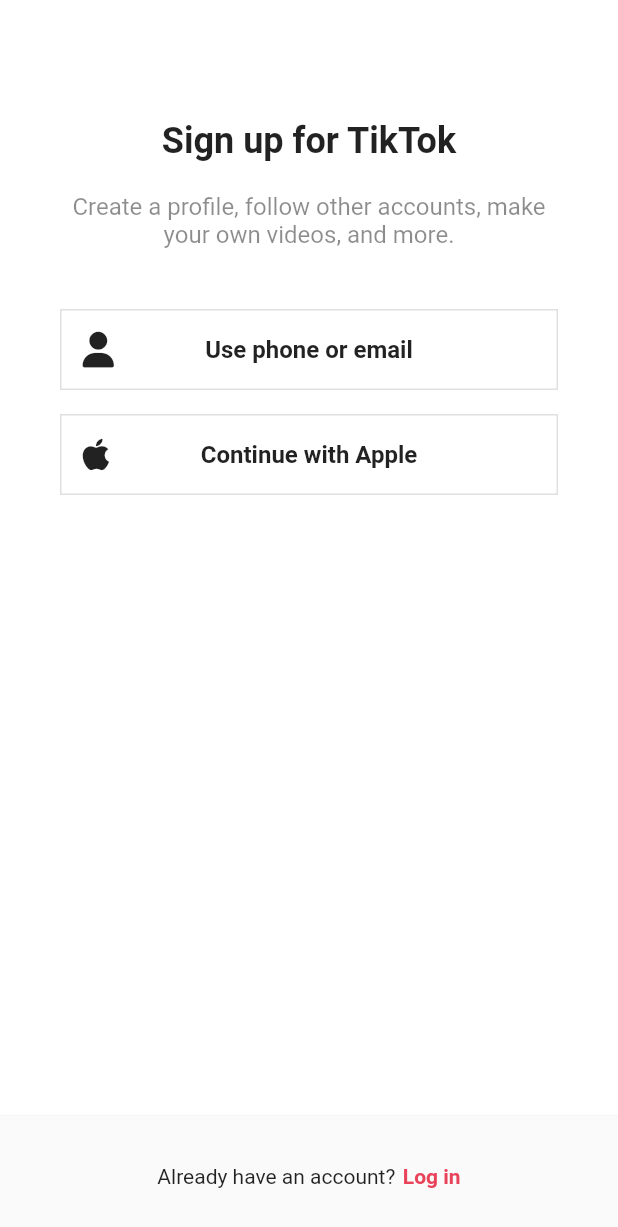
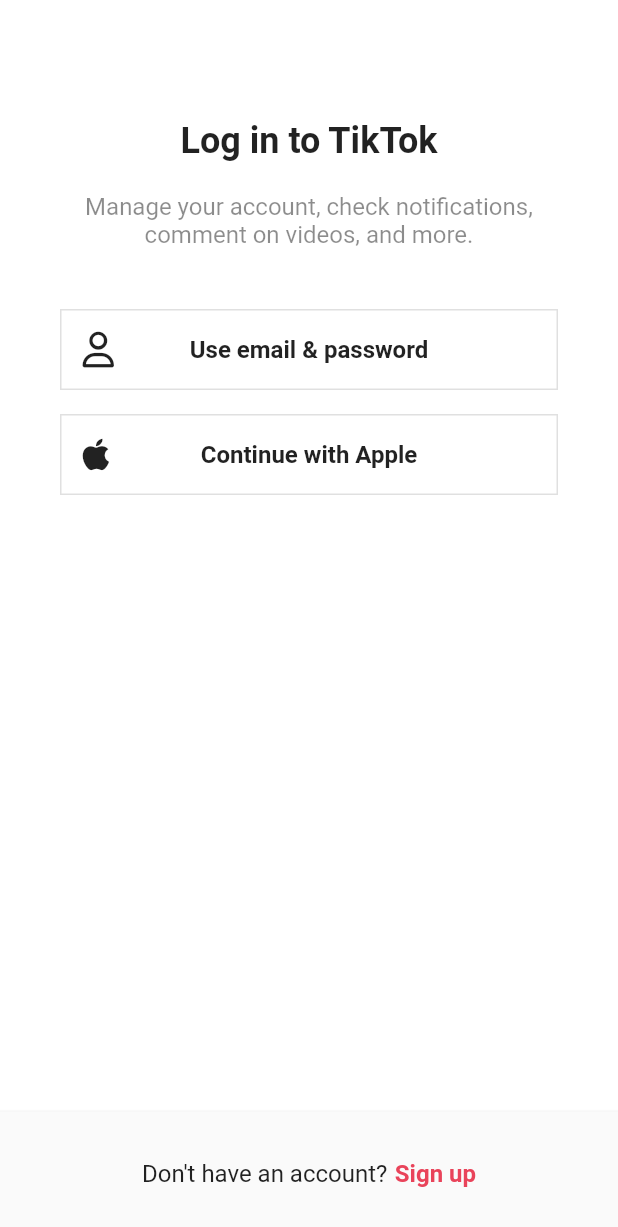
Before and after one commit to samdasoo2L/flutter_tiktok, a Flutter app: the LoginScreen screen opened directly, on a phone screen of 412 x 824 dp. Shown: the top 1227 px of the screen. Run offline on Flutter 3.47's test engine with Material 2 defaults, Android fonts, the phone set to English and light mode, and no system bars; our stand-ins replace font_awesome_flutter.

```diff
--- a/lib/features/authentication/login_screen.dart
+++ b/lib/features/authentication/login_screen.dart
@@ -7,7 +7,7 @@ import 'package:font_awesome_flutter/font_awesome_flutter.dart';
 class LoginScreen extends StatelessWidget {
   const LoginScreen({super.key});
 
-  void onSignUpTap(BuildContext context) {
+  void _onSignUpTap(BuildContext context) {
     Navigator.of(context).pop();
   }
 
@@ -23,7 +23,7 @@ class LoginScreen extends StatelessWidget {
             children: [
               Gaps.v80,
               Text(
-                "Sign up for TikTok",
+                "Log in to TikTok",
                 style: TextStyle(
                   fontSize: Sizes.size24,
                   fontWeight: FontWeight.w700,
@@ -31,7 +31,7 @@ class LoginScreen extends StatelessWidget {
               ),
               Gaps.v20,
               Text(
-                "Create a profile, follow other accounts, make your own videos, and more.",
+                "Manage your account, check notifications, comment on videos, and more.",
                 style: TextStyle(
                   fontSize: Sizes.size16,
                   color: Colors.black45,
@@ -40,12 +40,14 @@ class LoginScreen extends StatelessWidget {
               ),
               Gaps.v40,
               AuthButton(
-                  icon: FaIcon(FontAwesomeIcons.solidUser),
-                  text: "Use phone or email"),
+                icon: FaIcon(FontAwesomeIcons.user),
+                text: "Use email & password",
+              ),
               Gaps.v16,
               AuthButton(
-                  icon: FaIcon(FontAwesomeIcons.apple),
-                  text: "Continue with Apple"),
+                icon: FaIcon(FontAwesomeIcons.apple),
+                text: "Continue with Apple",
+              ),
             ],
           ),
         ),
@@ -60,18 +62,24 @@ class LoginScreen extends StatelessWidget {
           child: Row(
             mainAxisAlignment: MainAxisAlignment.center,
             children: [
-              const Text('Already have an account?'),
+              const Text(
+                "Don't have an account?",
+                style: TextStyle(
+                  fontSize: Sizes.size16,
+                ),
+              ),
               Gaps.h5,
               GestureDetector(
-                onTap: () => onSignUpTap(context),
+                onTap: () => _onSignUpTap(context),
                 child: Text(
-                  'Log in',
+                  "Sign up",
                   style: TextStyle(
+                    fontSize: Sizes.size16,
                     fontWeight: FontWeight.w600,
                     color: Theme.of(context).primaryColor,
                   ),
                 ),
-              )
+              ),
             ],
           ),
         ),
--- a/lib/features/authentication/sign_up_screen.dart
+++ b/lib/features/authentication/sign_up_screen.dart
@@ -37,7 +37,7 @@ class SignUpScreen extends StatelessWidget {
             children: [
               Gaps.v80,
               const Text(
-                "Log in to TikTok",
+                "Sign up for TikTok",
                 style: TextStyle(
                   fontSize: Sizes.size24,
                   fontWeight: FontWeight.w700,
@@ -45,7 +45,7 @@ class SignUpScreen extends StatelessWidget {
               ),
               Gaps.v20,
               const Text(
-                "Manage your account, check notifications, comment on videos, and more.",
+                "Create a profile, follow other accounts, make your own videos, and more.",
                 style: TextStyle(
                   fontSize: Sizes.size16,
                   color: Colors.black45,
@@ -56,8 +56,8 @@ class SignUpScreen extends StatelessWidget {
               GestureDetector(
                 onTap: () => _onEmailTap(context),
                 child: const AuthButton(
-                    icon: FaIcon(FontAwesomeIcons.solidUser),
-                    text: "Use phone or email"),
+                    icon: FaIcon(FontAwesomeIcons.user),
+                    text: "Use email & password"),
               ),
               Gaps.v16,
               const AuthButton(
@@ -77,12 +77,17 @@ class SignUpScreen extends StatelessWidget {
           child: Row(
             mainAxisAlignment: MainAxisAlignment.center,
             children: [
-              const Text('Already have an account?'),
+              const Text(
+                'Already have an account?',
+                style: TextStyle(
+                  fontSize: Sizes.size16,
+                ),
+              ),
               Gaps.h5,
               GestureDetector(
                 onTap: () => _onLoginTap(context),
                 child: Text(
-                  'Sign up',
+                  'Log in',
                   style: TextStyle(
                     fontWeight: FontWeight.w600,
                     color: Theme.of(context).primaryColor,
```
Also changed, not shown: lib/features/authentication/email_screen.dart (+120 -0 lines), lib/features/authentication/password_screen.dart (added, +10 -0 lines), lib/features/authentication/username_screen.dart (+25 -41 lines), lib/features/authentication/widgets/form_button.dart (added, +42 -0 lines).
